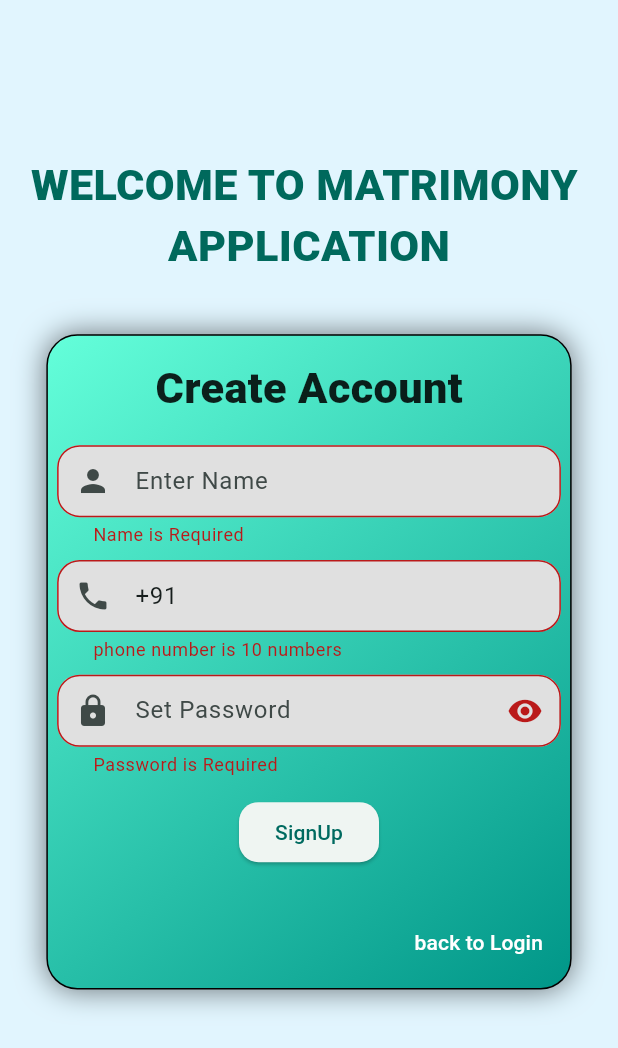
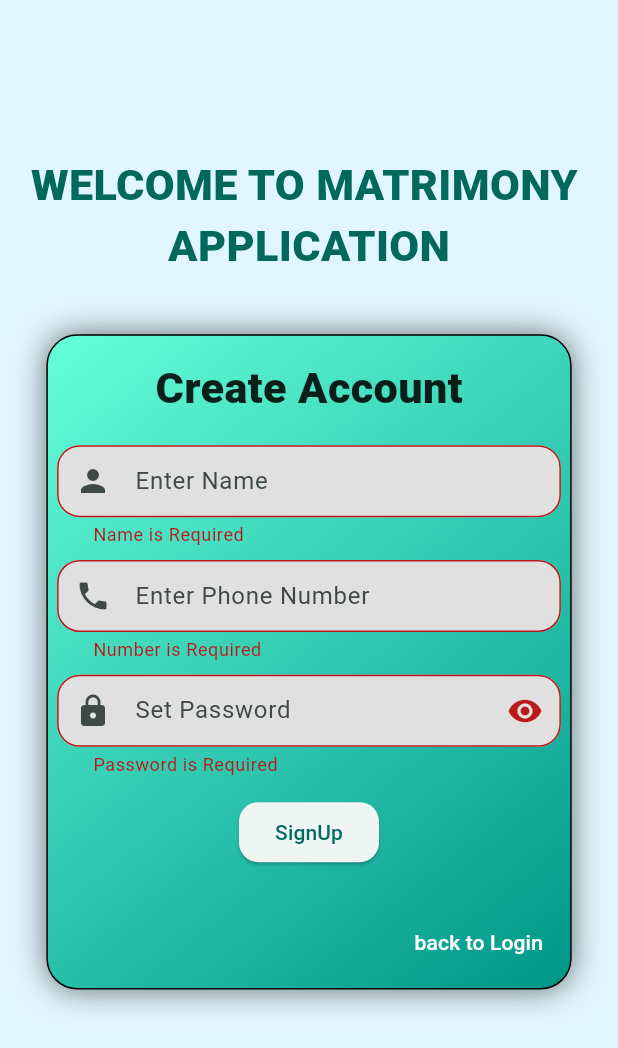
Before and after one commit to hbdabhi/Edu-Match, a Flutter app: the SignUpPage screen opened directly, after a tap on "SignUp", on a phone screen of 412 x 824 dp. Shown: the top 1048 px of the screen. Run offline on Flutter 3.47's test engine with Material 3 defaults, Android fonts, the phone set to English and light mode, and no system bars; our stand-ins replace cloud_firestore, firebase_auth, firebase_core, font_awesome_flutter; accounts and stored records are empty.

```diff
--- a/lib/userScreen/SignUpPage.dart
+++ b/lib/userScreen/SignUpPage.dart
@@ -12,9 +12,10 @@ class SignUpPage extends StatefulWidget {
 
 class _SignUpPageState extends State<SignUpPage> {
   TextEditingController Name = TextEditingController();
-  TextEditingController phone = TextEditingController(text: "+91");
+  TextEditingController phone = TextEditingController();
   TextEditingController password = TextEditingController();
   bool _ispass = true;
+  bool _isLoding =false ;
   final formkey = GlobalKey<FormState>();
 
   @override
@@ -96,9 +97,6 @@ class _SignUpPageState extends State<SignUpPage> {
                           if (value == null || value.isEmpty) {
                             return "Number is Required";
                           }
-                          if (value.length != 13) {
-                            return "phone number is 10 numbers";
-                          }
                           return null;
                         },
                         controller: phone,
@@ -137,13 +135,26 @@ class _SignUpPageState extends State<SignUpPage> {
                         ),
                       ),
                       Spacer(flex: 3,),
+                      _isLoding ? CircularProgressIndicator():
                       ElevatedButton(onPressed: () async {
-                        if(formkey.currentState!.validate()){
-                          var existinguser = await FirebaseFirestore.instance.collection('users').where('phone',isEqualTo: phone.text).get();
-                          if(existinguser.docs.isNotEmpty){
-                            ScaffoldMessenger.of(context).showSnackBar(SnackBar(content: Text('Phone Number is already Registered')));
+                        try {
+                          if (formkey.currentState!.validate()) {
+                            _isLoding = true;
+                            setState(() {});
+                            var existinguser = await FirebaseFirestore.instance
+                                .collection('users').where(
+                                'phone', isEqualTo: phone.text).get();
+                            if (existinguser.docs.isNotEmpty) {
+                              ScaffoldMessenger.of(context).showSnackBar(
+                                  SnackBar(content: Text(
+                                      'Phone Number is already Registered')));
+                              _isLoding = false;
+                              setState(() {});
                               return;
                             }
+                            _isLoding = true;
+                            setState(() {});
+                            if(_isLoding==true){
                             await FirebaseAuth.instance.verifyPhoneNumber(
                                 verificationCompleted: (
                                     PhoneAuthCredential credential) {},
@@ -154,16 +165,33 @@ class _SignUpPageState extends State<SignUpPage> {
                                     context,
                                     MaterialPageRoute(
                                       builder: (context) =>
-                                        verifyOtpScreen(phone: phone.text.toString(),verificationid: verificationid,name: Name.text,password: password.text,
+                                          verifyOtpScreen(
+                                            phone: "+91${phone.text}",
+                                            verificationid: verificationid,
+                                            name: Name.text,
+                                            password: password.text,
                                           ),
                                     ),
                                   );
+                                  _isLoding = false;
+                                  setState(() {
+                                  });
                                 },
                                 codeAutoRetrievalTimeout: (
-                                  String varificationid) {},
-                              phoneNumber: phone.text.toString());
+                                    String varificationid) {
+                                  _isLoding=false;
+                                  setState(() {
+                                  });
+                                },
+                                phoneNumber: "+91${phone.text}");
                           }
-
+                          }
+                        }
+                        catch(e){
+                          _isLoding = false;
+                          setState(() {
+                          });
+                        }
 
                       }, child: Text('SignUp'),
                         style: ElevatedButton.styleFrom(
--- a/lib/userScreen/verifyOtpScreen.dart
+++ b/lib/userScreen/verifyOtpScreen.dart
@@ -194,8 +194,8 @@ class _verifyOtpScreenState extends State<verifyOtpScreen> {
               ),
             ),
             onPressed: () async {
+              isLoading = true;
               setState(() {
-                isLoading = true;
               });
               try {
                 PhoneAuthCredential credential =
@@ -210,8 +210,8 @@ class _verifyOtpScreenState extends State<verifyOtpScreen> {
                   SnackBar(content: Text(ex.toString()))
                 );
               }finally {
+                isLoading = false;
                 setState(() {
-                  isLoading = false;
                 });
               }
 
```
Also changed, not shown: lib/LoginPage.dart (+10 -5 lines). Lines whose indentation alone changed are shown as unchanged.
